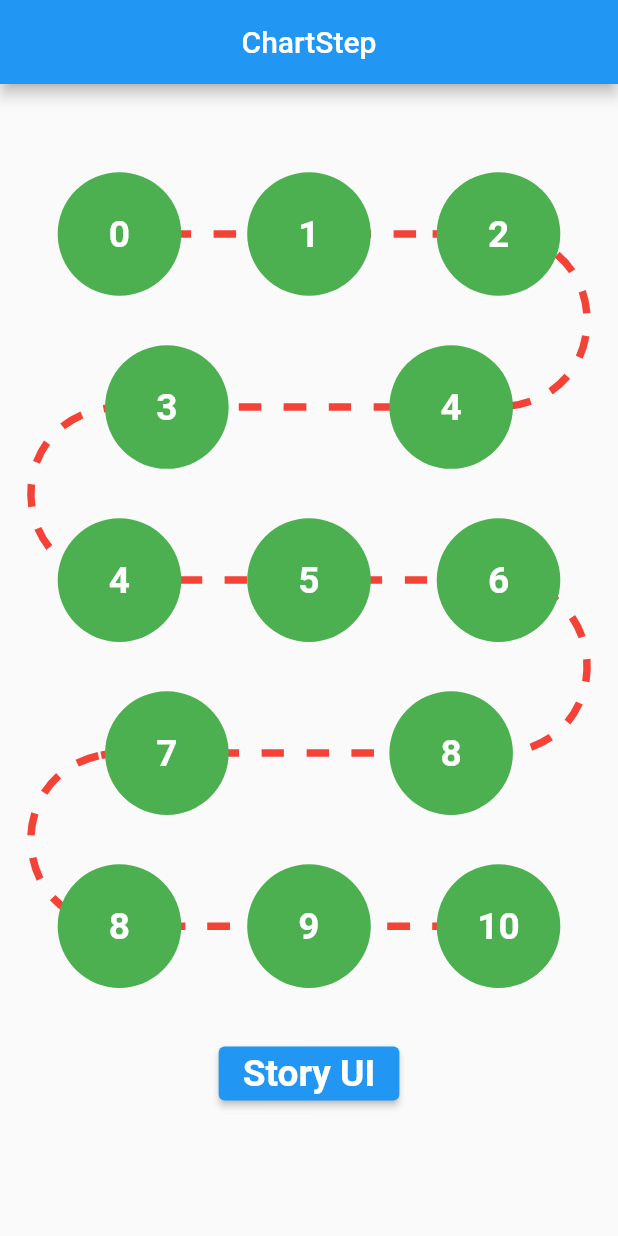
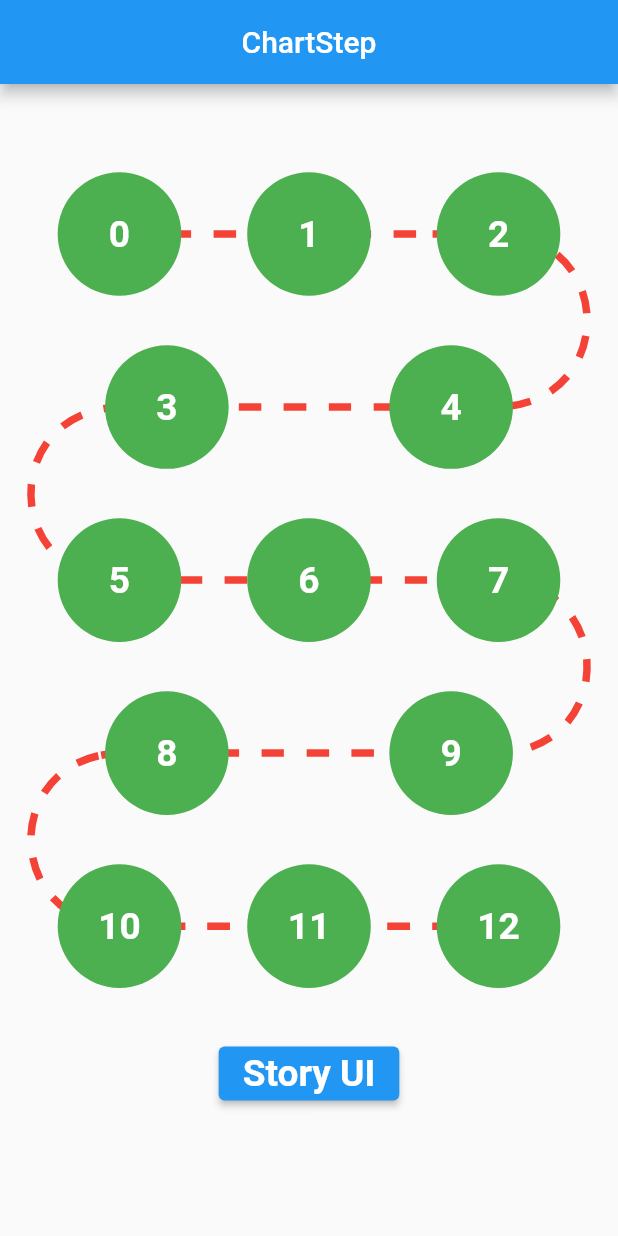
Before and after one commit to leminhmy/ui_desgin, a Flutter app: the screen it shows after launch, on a phone screen of 412 x 824 dp. Run offline on Flutter 3.47's test engine with Material 2 defaults, Android fonts, the phone set to English and light mode, and no system bars.

Commit message:
fix outList data

```diff
--- a/lib/screens/chart_step/chart_step_screen.dart
+++ b/lib/screens/chart_step/chart_step_screen.dart
@@ -45,8 +45,8 @@ class ChartStepScreen extends StatelessWidget {
                           child: Row(
                             mainAxisAlignment: MainAxisAlignment.spaceAround,
                             children: List.generate(indexColumn%2==0?3:2, (indexRow) {
-                              int numberStepTwo = (indexRow+(indexColumn * 2));
-                              int numberStepThree = 1+(indexRow+(indexColumn * 2));
+                              int numberStepTwo = indexColumn~/2;
+                              int numberStepThree = (3*indexColumn+indexRow);
                               return Container(
                                 width: size.height * 0.1,
                                 height: size.height * 0.1,
@@ -55,7 +55,7 @@ class ChartStepScreen extends StatelessWidget {
                                     color: Colors.green,
                                     shape: BoxShape.circle
                                 ),
-                                child: Text('${listNumber[indexColumn%2==0?numberStepTwo:numberStepThree]}',style: TextStyle(
+                                child: Text('${listNumber[numberStepThree-numberStepTwo]}',style: TextStyle(
                                   color: Colors.white,fontSize: size.height * 0.03,fontWeight: FontWeight.bold
                                 )),
                               );
```
